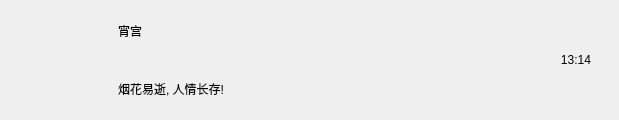
Qt form client/widgets/chatuserwid.ui (yrc920/xiguchat) before a commit.
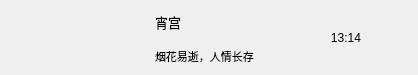
The same form after that commit.

Diff of the .ui file:
```diff
--- a/client/widgets/chatuserwid.ui
+++ b/client/widgets/chatuserwid.ui
@@ -6,107 +6,162 @@
    <rect>
     <x>0</x>
     <y>0</y>
-    <width>619</width>
-    <height>120</height>
+    <width>418</width>
+    <height>75</height>
    </rect>
   </property>
   <property name="minimumSize">
    <size>
     <width>0</width>
-    <height>0</height>
+    <height>75</height>
    </size>
   </property>
   <property name="maximumSize">
    <size>
     <width>16777215</width>
-    <height>16777215</height>
+    <height>75</height>
    </size>
   </property>
   <property name="windowTitle">
    <string>Form</string>
   </property>
   <layout class="QHBoxLayout" name="horizontalLayout">
+   <property name="spacing">
+    <number>5</number>
+   </property>
    <property name="leftMargin">
-    <number>10</number>
+    <number>6</number>
    </property>
    <property name="topMargin">
-    <number>3</number>
+    <number>2</number>
    </property>
    <property name="rightMargin">
-    <number>3</number>
+    <number>6</number>
    </property>
    <property name="bottomMargin">
-    <number>3</number>
+    <number>2</number>
    </property>
    <item>
     <widget class="QWidget" name="icon_wid" native="true">
+     <property name="sizePolicy">
+      <sizepolicy hsizetype="Fixed" vsizetype="Fixed">
+       <horstretch>0</horstretch>
+       <verstretch>0</verstretch>
+      </sizepolicy>
+     </property>
      <property name="minimumSize">
       <size>
-       <width>100</width>
-       <height>100</height>
+       <width>60</width>
+       <height>60</height>
       </size>
      </property>
      <property name="maximumSize">
       <size>
-       <width>100</width>
-       <height>100</height>
+       <width>60</width>
+       <height>60</height>
       </size>
      </property>
-     <layout class="QHBoxLayout" name="horizontalLayout_2">
-      <property name="spacing">
-       <number>0</number>
+     <widget class="QLabel" name="icon_lb">
+      <property name="geometry">
+       <rect>
+        <x>7</x>
+        <y>12</y>
+        <width>45</width>
+        <height>45</height>
+       </rect>
       </property>
-      <property name="leftMargin">
-       <number>0</number>
+      <property name="minimumSize">
+       <size>
+        <width>45</width>
+        <height>45</height>
+       </size>
       </property>
-      <property name="topMargin">
-       <number>0</number>
+      <property name="maximumSize">
+       <size>
+        <width>45</width>
+        <height>45</height>
+       </size>
       </property>
-      <property name="rightMargin">
-       <number>0</number>
+      <property name="text">
+       <string/>
       </property>
-      <property name="bottomMargin">
-       <number>0</number>
+      <property name="alignment">
+       <set>Qt::AlignCenter</set>
       </property>
-      <item>
-       <widget class="QLabel" name="icon_lb">
-        <property name="minimumSize">
-         <size>
-          <width>80</width>
-          <height>80</height>
-         </size>
-        </property>
-        <property name="maximumSize">
-         <size>
-          <width>80</width>
-          <height>80</height>
-         </size>
-        </property>
-        <property name="text">
-         <string/>
-        </property>
-       </widget>
-      </item>
-     </layout>
+     </widget>
+     <widget class="QLabel" name="red_point">
+      <property name="geometry">
+       <rect>
+        <x>27</x>
+        <y>0</y>
+        <width>30</width>
+        <height>30</height>
+       </rect>
+      </property>
+      <property name="minimumSize">
+       <size>
+        <width>30</width>
+        <height>30</height>
+       </size>
+      </property>
+      <property name="maximumSize">
+       <size>
+        <width>30</width>
+        <height>30</height>
+       </size>
+      </property>
+      <property name="text">
+       <string/>
+      </property>
+     </widget>
     </widget>
    </item>
    <item>
     <widget class="QWidget" name="user_info_wid" native="true">
+     <property name="minimumSize">
+      <size>
+       <width>120</width>
+       <height>0</height>
+      </size>
+     </property>
+     <property name="maximumSize">
+      <size>
+       <width>120</width>
+       <height>16777215</height>
+      </size>
+     </property>
      <layout class="QVBoxLayout" name="verticalLayout">
       <property name="leftMargin">
        <number>2</number>
       </property>
       <property name="topMargin">
-       <number>2</number>
+       <number>5</number>
       </property>
       <property name="rightMargin">
        <number>2</number>
       </property>
       <property name="bottomMargin">
-       <number>2</number>
+       <number>5</number>
       </property>
       <item>
        <widget class="QLabel" name="user_name_lb">
+        <property name="minimumSize">
+         <size>
+          <width>0</width>
+          <height>30</height>
+         </size>
+        </property>
+        <property name="maximumSize">
+         <size>
+          <width>16777215</width>
+          <height>30</height>
+         </size>
+        </property>
+        <property name="font">
+         <font>
+          <pointsize>10</pointsize>
+         </font>
+        </property>
         <property name="text">
          <string>宵宫</string>
         </property>
@@ -114,8 +169,25 @@
       </item>
       <item>
        <widget class="QLabel" name="user_chat_lb">
+        <property name="minimumSize">
+         <size>
+          <width>0</width>
+          <height>30</height>
+         </size>
+        </property>
+        <property name="maximumSize">
+         <size>
+          <width>130</width>
+          <height>30</height>
+         </size>
+        </property>
+        <property name="font">
+         <font>
+          <pointsize>8</pointsize>
+         </font>
+        </property>
         <property name="text">
-         <string>烟花易逝, 人情长存!</string>
+         <string>烟花易逝，人情长存</string>
         </property>
        </widget>
       </item>
@@ -124,45 +196,40 @@
    </item>
    <item>
     <widget class="QWidget" name="time_wid" native="true">
+     <property name="sizePolicy">
+      <sizepolicy hsizetype="Fixed" vsizetype="Fixed">
+       <horstretch>0</horstretch>
+       <verstretch>0</verstretch>
+      </sizepolicy>
+     </property>
      <property name="minimumSize">
       <size>
-       <width>80</width>
-       <height>80</height>
+       <width>50</width>
+       <height>50</height>
       </size>
      </property>
      <property name="maximumSize">
       <size>
-       <width>80</width>
-       <height>80</height>
+       <width>50</width>
+       <height>50</height>
       </size>
      </property>
-     <layout class="QHBoxLayout" name="horizontalLayout_3">
-      <property name="spacing">
-       <number>0</number>
+     <widget class="QLabel" name="time_lb">
+      <property name="geometry">
+       <rect>
+        <x>0</x>
+        <y>20</y>
+        <width>54</width>
+        <height>12</height>
+       </rect>
       </property>
-      <property name="leftMargin">
-       <number>0</number>
+      <property name="text">
+       <string>13:14</string>
       </property>
-      <property name="topMargin">
-       <number>0</number>
+      <property name="alignment">
+       <set>Qt::AlignCenter</set>
       </property>
-      <property name="rightMargin">
-       <number>0</number>
-      </property>
-      <property name="bottomMargin">
-       <number>0</number>
-      </property>
-      <item>
-       <widget class="QLabel" name="time_lb">
-        <property name="text">
-         <string>13:14</string>
-        </property>
-        <property name="alignment">
-         <set>Qt::AlignCenter</set>
-        </property>
-       </widget>
-      </item>
-     </layout>
+     </widget>
     </widget>
    </item>
   </layout>
```
